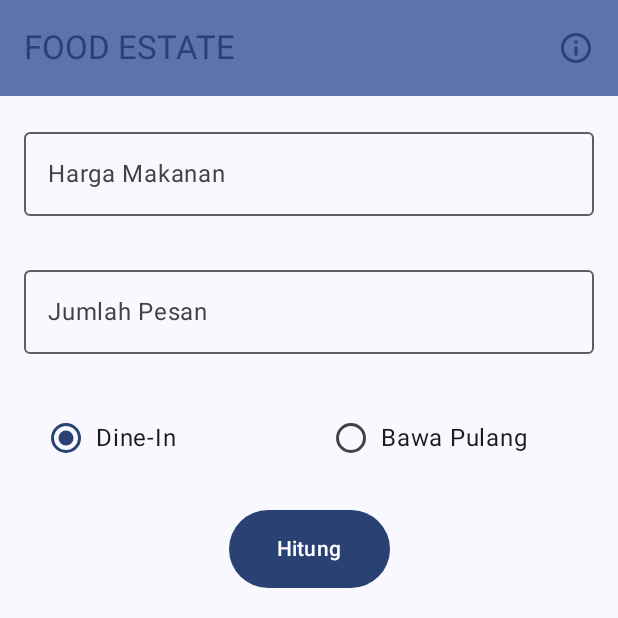
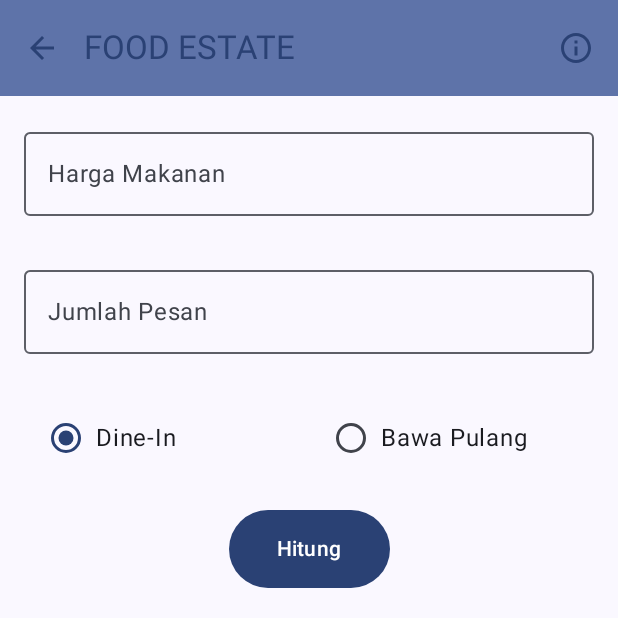
Before and after one commit to faisalabdulr/AssesmentMopro1, an Android app built with Jetpack Compose: the MainScreen screen opened through its navigation route, on a phone screen of 412 x 824 dp, the top half of it. Run offline under Robolectric (Android 15) with nearby library versions, the phone set to English and light mode, and no system bars.

Commit message:
Fiks sederhana

```diff
--- a/app/src/main/java/com/d3if6706220090/assesment1faisal/ui/screen/MainScreen.kt
+++ b/app/src/main/java/com/d3if6706220090/assesment1faisal/ui/screen/MainScreen.kt
@@ -64,7 +64,13 @@ import com.d3if6706220090.assesment1faisal.model.Profil
 fun MainScreen(navController: NavController){
     Scaffold (
         topBar = {
-            TopAppBar(
+            TopAppBar(navigationIcon = {
+                IconButton(onClick = { navController.popBackStack() }) {
+                    Icon(imageVector = Icons.Filled.ArrowBack,
+                        contentDescription = stringResource(id = R.string.kembali),
+                        tint = MaterialTheme.colorScheme.primary)
+                }
+            },
                 title = {
                     Text(text = stringResource(id = R.string.app_name))
                 },
```
